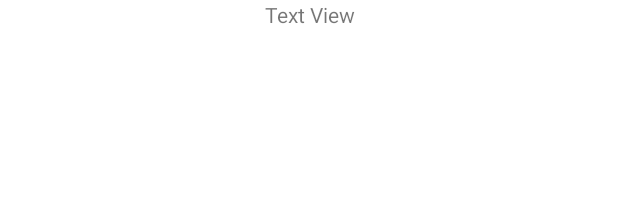
After one commit to Olibirds69/DAISY_FINAL, an Android app: the layout activity_sample_quiz.xml on its own in the app's theme, with its tools: preview values and no code run, on a phone screen of 412 x 824 dp. The commit adds this screen. Shown: the top 198 px of the screen. Run offline under Robolectric (Android 15) with nearby library versions, the phone set to English and light mode, and no system bars; Roboto replaces fonts that are not available here.

Commit message:
Add file

```diff
--- a/app/build.gradle.kts
+++ b/app/build.gradle.kts
@@ -57,6 +57,7 @@ dependencies {
     implementation(libs.androidx.navigation.fragment.ktx)
     implementation(libs.androidx.camera.core)
     implementation(libs.androidx.drawerlayout)
+    implementation(libs.firebase.storage.ktx)
     testImplementation(libs.junit)
     androidTestImplementation(libs.androidx.junit)
     androidTestImplementation(libs.androidx.espresso.core)
--- a/app/src/main/java/com/example/daisy/DashboardActivity.kt
+++ b/app/src/main/java/com/example/daisy/DashboardActivity.kt
@@ -63,11 +63,13 @@ class DashboardActivity : AppCompatActivity() {
         }
 
         learnSignLanguageCard.setOnClickListener {
-            showSnackbar("COMING SOON!")
+            val intent = Intent(this, LearnSignLanguageActivity::class.java)
+            startActivity(intent)
         }
 
         sampleQuizCard.setOnClickListener {
-            showSnackbar("COMING SOON!")
+            val intent = Intent(this, SampleQuizActivity::class.java)
+            startActivity(intent)
         }
     }
 
--- a/app/src/main/java/com/example/daisy/fragment/CameraFragment.kt
+++ b/app/src/main/java/com/example/daisy/fragment/CameraFragment.kt
@@ -26,6 +26,7 @@ import java.util.concurrent.ExecutorService
 import java.util.concurrent.Executors
 import java.util.concurrent.TimeUnit
 import com.example.daisy.R
+import androidx.navigation.findNavController
 
 class CameraFragment : Fragment(),
     GestureRecognizerHelper.GestureRecognizerListener {
@@ -64,7 +65,7 @@ class CameraFragment : Fragment(),
         // Make sure that all permissions are still present, since the
         // user could have removed them while the app was in paused state.
         if (!PermissionsFragment.hasPermissions(requireContext())) {
-            Navigation.findNavController(requireActivity(), R.id.fragment_container)
+            requireActivity().findNavController(R.id.fragment_container)
                 .navigate(R.id.action_camera_to_permissions)
         }
 
--- /dev/null
+++ b/app/src/main/res/layout/activity_sample_quiz.xml
@@ -0,0 +1,16 @@
+<?xml version="1.0" encoding="utf-8"?>
+<androidx.constraintlayout.widget.ConstraintLayout xmlns:android="http://schemas.android.com/apk/res/android"
+    xmlns:app="http://schemas.android.com/apk/res-auto"
+    xmlns:tools="http://schemas.android.com/tools"
+    android:id="@+id/sample_quiz"
+    android:layout_width="match_parent"
+    android:layout_height="match_parent"
+    tools:context=".SampleQuizActivity">
+
+    <TextView
+        android:layout_width="match_parent"
+        android:layout_height="match_parent"
+        android:text="Text View"
+        android:textAlignment="center"/>
+
+</androidx.constraintlayout.widget.ConstraintLayout>
--- /dev/null
+++ b/app/src/main/res/values/arrays.xml
@@ -0,0 +1,4 @@
+<?xml version="1.0" encoding="utf-8"?>
+<resources>
+    <string-array name="preloaded_fonts">Preloaded fonts</string-array>
+</resources>
--- a/app/src/main/res/values/strings.xml
+++ b/app/src/main/res/values/strings.xml
@@ -28,7 +28,6 @@
     <string name="navigation_drawer_close">Close Navigation Drawer</string>
 
 
-
     <string name="tv_gallery_placeholder">Click + to add an image or a video
         to begin running the gesture recognizer.</string>
 
--- a/gradle/libs.versions.toml
+++ b/gradle/libs.versions.toml
@@ -1,5 +1,5 @@
 [versions]
-agp = "8.8.2"
+agp = "8.9.0"
 androidxJunit = "1.1.3"
 appcompatVersion = "1.4.0"
 cameraxVersion = "1.2.0-alpha02"
@@ -29,6 +29,7 @@ tasksVision = "0.20230731"
 window = "1.3.0"
 coordinatorlayout = "1.3.0"
 drawerlayout = "1.2.0"
+firebaseStorageKtx = "21.0.1"
 
 [libraries]
 androidx-appcompat-v140 = { module = "androidx.appcompat:appcompat", version.ref = "appcompatVersion" }
@@ -62,6 +63,7 @@ androidx-camera-core = { group = "androidx.camera", name = "camera-core", versio
 tasks-vision = { module = "com.google.mediapipe:tasks-vision", version.ref = "tasksVision" }
 androidx-coordinatorlayout = { group = "androidx.coordinatorlayout", name = "coordinatorlayout", version.ref = "coordinatorlayout" }
 androidx-drawerlayout = { group = "androidx.drawerlayout", name = "drawerlayout", version.ref = "drawerlayout" }
+firebase-storage-ktx = { group = "com.google.firebase", name = "firebase-storage-ktx", version.ref = "firebaseStorageKtx" }
 
 [plugins]
 android-application = { id = "com.android.application", version.ref = "agp" }
```
Also changed, not shown: app/src/main/AndroidManifest.xml (+7 -4 lines), app/src/main/java/com/example/daisy/LearnSignLanguageActivity.kt (added, +20 -0 lines), app/src/main/java/com/example/daisy/SampleQuizActivity.kt (added, +23 -0 lines), app/src/main/res/layout/activity_learn_sign_language.xml (added, +15 -0 lines), gradle/wrapper/gradle-wrapper.properties, 1 other file.
